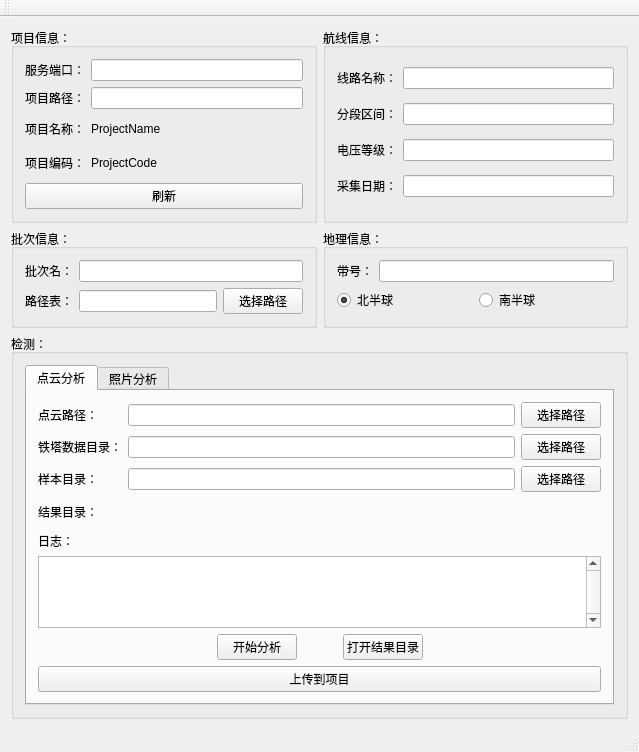
Above: MainControl/MainControl.ui from CreamMilk/pct before the change. Below: the same form after it.
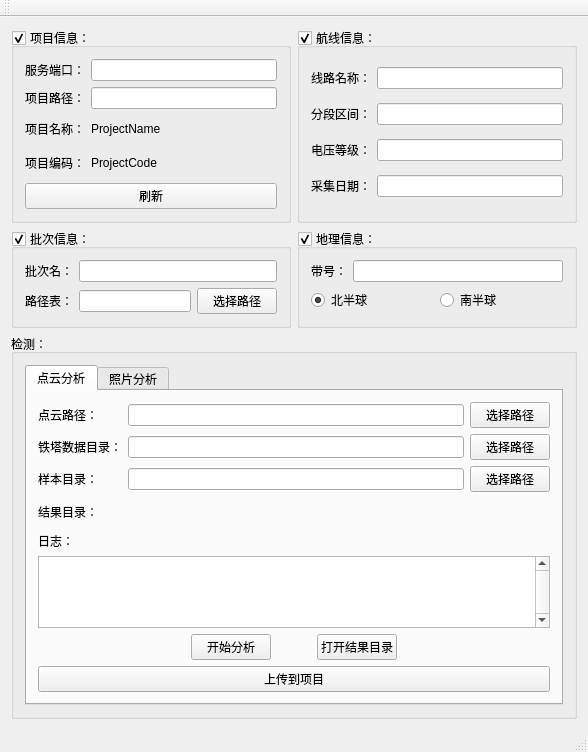
That is the form after the change.

Commit message: 1，主界面太大了，调成可伸缩。

```diff
--- a/MainControl/MainControl.ui
+++ b/MainControl/MainControl.ui
@@ -6,8 +6,8 @@
    <rect>
     <x>0</x>
     <y>0</y>
-    <width>639</width>
-    <height>713</height>
+    <width>588</width>
+    <height>717</height>
    </rect>
   </property>
   <property name="windowTitle">
@@ -19,13 +19,37 @@
   <widget class="QWidget" name="centralWidget">
    <layout class="QVBoxLayout" name="verticalLayout">
     <item>
-     <layout class="QHBoxLayout" name="horizontalLayout_16">
+     <layout class="QHBoxLayout" name="horizontalLayout_16" stretch="1,1">
       <item>
        <widget class="QGroupBox" name="groupBox">
         <property name="title">
          <string>项目信息：</string>
         </property>
+        <property name="flat">
+         <bool>false</bool>
+        </property>
+        <property name="checkable">
+         <bool>true</bool>
+        </property>
         <layout class="QVBoxLayout" name="verticalLayout_5">
+         <property name="spacing">
+          <number>0</number>
+         </property>
+         <property name="leftMargin">
+          <number>0</number>
+         </property>
+         <property name="topMargin">
+          <number>0</number>
+         </property>
+         <property name="rightMargin">
+          <number>0</number>
+         </property>
+         <property name="bottomMargin">
+          <number>0</number>
+         </property>
+         <item>
+          <widget class="QWidget" name="widget_proj" native="true">
+           <layout class="QVBoxLayout" name="verticalLayout_10">
          <item>
           <layout class="QHBoxLayout" name="horizontalLayout_14">
            <item>
@@ -203,12 +227,39 @@
         </layout>
        </widget>
       </item>
+        </layout>
+       </widget>
+      </item>
       <item>
        <widget class="QGroupBox" name="groupBox_3">
         <property name="title">
          <string>航线信息：</string>
         </property>
+        <property name="flat">
+         <bool>false</bool>
+        </property>
+        <property name="checkable">
+         <bool>true</bool>
+        </property>
         <layout class="QVBoxLayout" name="verticalLayout_8">
+         <property name="spacing">
+          <number>0</number>
+         </property>
+         <property name="leftMargin">
+          <number>0</number>
+         </property>
+         <property name="topMargin">
+          <number>0</number>
+         </property>
+         <property name="rightMargin">
+          <number>0</number>
+         </property>
+         <property name="bottomMargin">
+          <number>0</number>
+         </property>
+         <item>
+          <widget class="QWidget" name="widget_hangxian" native="true">
+           <layout class="QVBoxLayout" name="verticalLayout_11">
          <item>
           <layout class="QHBoxLayout" name="horizontalLayout_17">
            <item>
@@ -269,15 +320,42 @@
        </widget>
       </item>
      </layout>
+       </widget>
+      </item>
+     </layout>
     </item>
     <item>
-     <layout class="QHBoxLayout" name="horizontalLayout_15">
+     <layout class="QHBoxLayout" name="horizontalLayout_15" stretch="1,1">
       <item>
        <widget class="QGroupBox" name="groupBox_4">
         <property name="title">
          <string>批次信息：</string>
         </property>
+        <property name="flat">
+         <bool>false</bool>
+        </property>
+        <property name="checkable">
+         <bool>true</bool>
+        </property>
         <layout class="QVBoxLayout" name="verticalLayout_7">
+         <property name="spacing">
+          <number>0</number>
+         </property>
+         <property name="leftMargin">
+          <number>0</number>
+         </property>
+         <property name="topMargin">
+          <number>0</number>
+         </property>
+         <property name="rightMargin">
+          <number>0</number>
+         </property>
+         <property name="bottomMargin">
+          <number>0</number>
+         </property>
+         <item>
+          <widget class="QWidget" name="widget_pici" native="true">
+           <layout class="QVBoxLayout" name="verticalLayout_12">
          <item>
           <layout class="QHBoxLayout" name="horizontalLayout_21">
            <item>
@@ -316,12 +394,39 @@
         </layout>
        </widget>
       </item>
+        </layout>
+       </widget>
+      </item>
       <item>
        <widget class="QGroupBox" name="groupBox_5">
         <property name="title">
          <string>地理信息：</string>
         </property>
+        <property name="flat">
+         <bool>false</bool>
+        </property>
+        <property name="checkable">
+         <bool>true</bool>
+        </property>
         <layout class="QVBoxLayout" name="verticalLayout_9">
+         <property name="spacing">
+          <number>0</number>
+         </property>
+         <property name="leftMargin">
+          <number>0</number>
+         </property>
+         <property name="topMargin">
+          <number>0</number>
+         </property>
+         <property name="rightMargin">
+          <number>0</number>
+         </property>
+         <property name="bottomMargin">
+          <number>0</number>
+         </property>
+         <item>
+          <widget class="QWidget" name="widget_geoinfo" native="true">
+           <layout class="QVBoxLayout" name="verticalLayout_13">
          <item>
           <layout class="QHBoxLayout" name="horizontalLayout_22">
            <item>
@@ -361,6 +466,9 @@
        </widget>
       </item>
      </layout>
+       </widget>
+      </item>
+     </layout>
     </item>
     <item>
      <widget class="QGroupBox" name="groupBox_2">
@@ -822,7 +930,7 @@
     <rect>
      <x>0</x>
      <y>0</y>
-     <width>639</width>
+     <width>588</width>
      <height>23</height>
     </rect>
    </property>
```
Left out of the diff: 118 changed lines with no effect on the pictures. Lines whose indentation alone changed are shown as unchanged. The commit also changes 2 other files.
